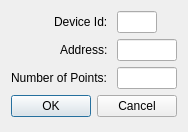
Qt form src/dialogs/dialogsetuppresetdata.ui (sanny32/OpenModSim) before a commit.
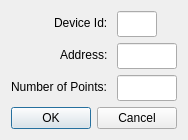
The same form after that commit. Custom widgets are drawn as their Qt base class.

Diff of the .ui file:
```diff
--- a/src/dialogs/dialogsetuppresetdata.ui
+++ b/src/dialogs/dialogsetuppresetdata.ui
@@ -32,6 +32,12 @@
        <verstretch>0</verstretch>
       </sizepolicy>
      </property>
+     <property name="minimumSize">
+      <size>
+       <width>0</width>
+       <height>26</height>
+      </size>
+     </property>
      <property name="maximumSize">
       <size>
        <width>40</width>
@@ -55,6 +61,12 @@
        <verstretch>0</verstretch>
       </sizepolicy>
      </property>
+     <property name="minimumSize">
+      <size>
+       <width>0</width>
+       <height>26</height>
+      </size>
+     </property>
      <property name="maximumSize">
       <size>
        <width>60</width>
@@ -78,6 +90,12 @@
        <verstretch>0</verstretch>
       </sizepolicy>
      </property>
+     <property name="minimumSize">
+      <size>
+       <width>0</width>
+       <height>26</height>
+      </size>
+     </property>
      <property name="maximumSize">
       <size>
        <width>60</width>
```
